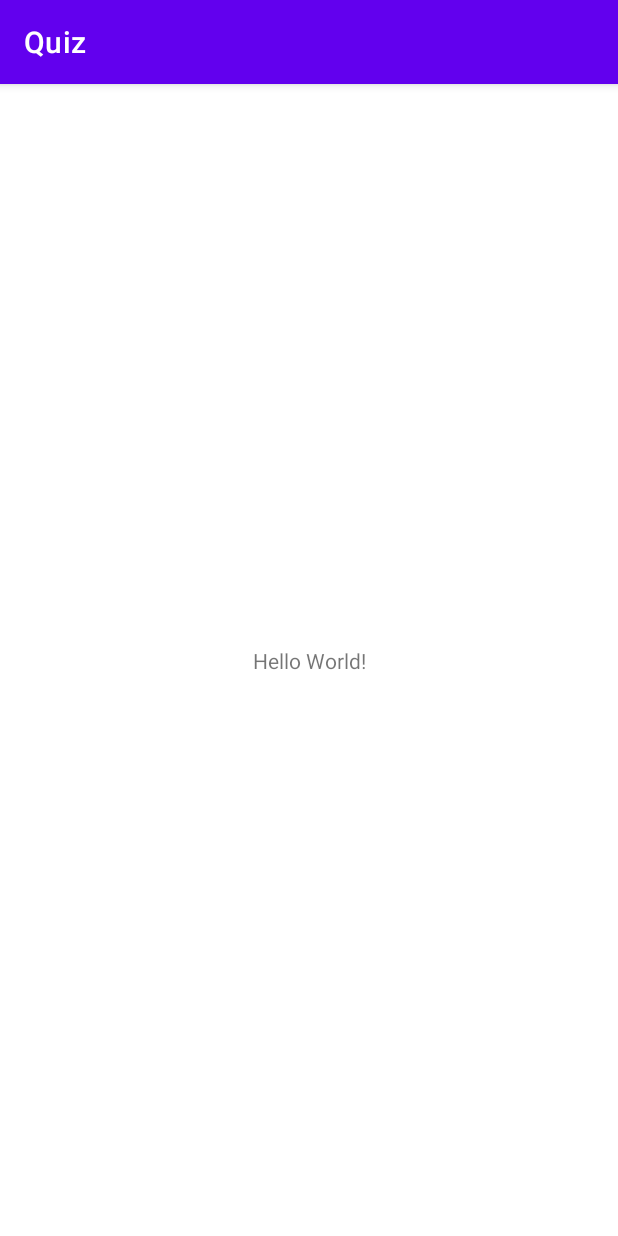
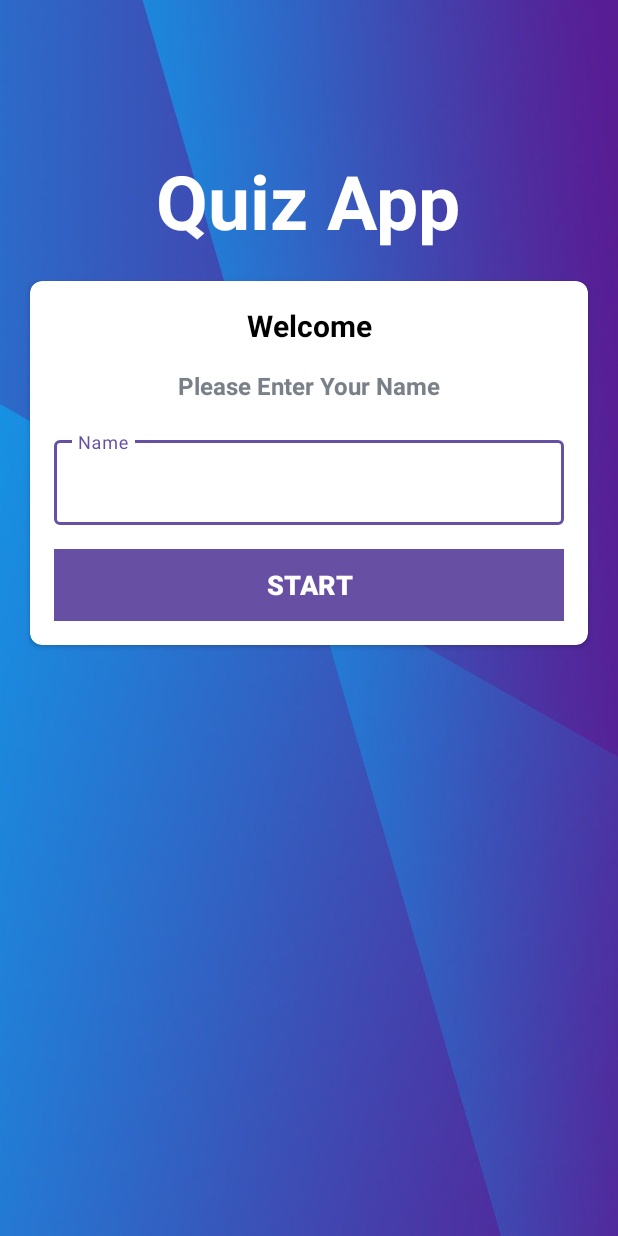
Before and after one commit to Chirag-22-10/quiz, an Android app: the screen it shows after launch (MainActivity), on a phone screen of 412 x 824 dp. Run offline under Robolectric (Android 15) with nearby library versions, the phone set to English and light mode, and no system bars.

Commit message:
Back plus design day 1 first part

```diff
--- a/app/build.gradle
+++ b/app/build.gradle
@@ -5,12 +5,12 @@ plugins {
 
 android {
     namespace 'com.example.quiz'
-    compileSdk 32
+    compileSdk 33
 
     defaultConfig {
         applicationId "com.example.quiz"
         minSdk 22
-        targetSdk 32
+        targetSdk 33
         versionCode 1
         versionName "1.0"
 
--- a/app/src/main/java/com/example/quiz/MainActivity.kt
+++ b/app/src/main/java/com/example/quiz/MainActivity.kt
@@ -1,11 +1,30 @@
 package com.example.quiz
 
+import android.content.Intent
 import androidx.appcompat.app.AppCompatActivity
 import android.os.Bundle
+import android.view.View
+import android.widget.Button
+import android.widget.EditText
+import android.widget.Toast
 
 class MainActivity : AppCompatActivity() {
     override fun onCreate(savedInstanceState: Bundle?) {
         super.onCreate(savedInstanceState)
         setContentView(R.layout.activity_main)
+
+        val btn_start : Button = findViewById(R.id.bt1)
+        val name : EditText = findViewById(R.id.name)
+        btn_start.setOnClickListener{
+            if(name.text.isEmpty()){
+                Toast.makeText(this, "Please Enter Your Name", Toast.LENGTH_LONG).show()
+            }else{
+                val intent = Intent(this, Quest::class.java)
+                startActivity(intent)
+
+            }
+        }
+
     }
+
 }
--- a/app/src/main/res/layout/activity_main.xml
+++ b/app/src/main/res/layout/activity_main.xml
@@ -1,18 +1,101 @@
 <?xml version="1.0" encoding="utf-8"?>
-<androidx.constraintlayout.widget.ConstraintLayout xmlns:android="http://schemas.android.com/apk/res/android"
-    xmlns:app="http://schemas.android.com/apk/res-auto"
-    xmlns:tools="http://schemas.android.com/tools"
+<RelativeLayout
+
     android:layout_width="match_parent"
     android:layout_height="match_parent"
-    tools:context=".MainActivity">
+    xmlns:tools="http://schemas.android.com/tools"
+    xmlns:android="http://schemas.android.com/apk/res/android"
+    xmlns:app="http://schemas.android.com/apk/res-auto"
+    android:background="@drawable/bgquizhome"
+    tools:context=".MainActivity"
+    android:orientation="vertical">
 
     <TextView
         android:layout_width="wrap_content"
         android:layout_height="wrap_content"
-        android:text="Hello World!"
-        app:layout_constraintBottom_toBottomOf="parent"
-        app:layout_constraintEnd_toEndOf="parent"
-        app:layout_constraintStart_toStartOf="parent"
-        app:layout_constraintTop_toTopOf="parent" />
+        android:text="Quiz App"
+        android:textSize="50dp"
+        android:textStyle="bold"
+        android:layout_centerHorizontal="true"
+        android:layout_marginTop="100dp"
+        android:textColor="#fff"
+        android:id="@+id/head">
 
-</androidx.constraintlayout.widget.ConstraintLayout>
+    </TextView>
+
+    <androidx.cardview.widget.CardView
+        android:layout_width="match_parent"
+        android:layout_height="wrap_content"
+        android:layout_marginStart="20dp"
+        android:layout_marginEnd="20dp"
+        android:background="@color/white"
+        android:layout_below="@+id/head"
+        android:layout_marginTop="20dp"
+        app:cardCornerRadius="8dp">
+
+        <LinearLayout
+            android:layout_width="match_parent"
+            android:layout_height="match_parent"
+            android:layout_margin="16dp"
+            android:orientation="vertical">
+
+            <TextView
+                android:layout_width="match_parent"
+                android:layout_height="wrap_content"
+                android:text="Welcome"
+                android:textSize="20sp"
+                android:textStyle="bold"
+                android:gravity="center"
+                android:textColor="#000">
+            </TextView>
+
+            <TextView
+                android:layout_width="match_parent"
+                android:layout_height="wrap_content"
+                android:text="Please Enter Your Name"
+                android:textSize="16sp"
+                android:textStyle="bold"
+                android:gravity="center"
+                android:textColor="#7A8089"
+                android:layout_marginTop="15dp">
+            </TextView>
+
+            <com.google.android.material.textfield.TextInputLayout
+                android:layout_width="match_parent"
+                android:layout_height="wrap_content"
+                style="@style/Widget.MaterialComponents.TextInputLayout.OutlinedBox"
+                android:layout_marginTop="20dp">
+
+                <androidx.appcompat.widget.AppCompatEditText
+                    android:id="@+id/name"
+                    android:layout_width="match_parent"
+                    android:layout_height="wrap_content"
+                    android:hint="Name"
+                    android:inputType="textCapWords"
+                    android:textColor="#363A43"
+                    android:textColorHint="#7A8089"
+                    tools:ignore="TouchTargetSizeCheck">
+
+
+                </androidx.appcompat.widget.AppCompatEditText>
+
+
+            </com.google.android.material.textfield.TextInputLayout>
+
+            <Button
+                android:id="@+id/bt1"
+                android:layout_width="match_parent"
+                android:layout_height="wrap_content"
+                android:layout_marginTop="16dp"
+                android:background="@color/design_default_color_primary"
+                android:text="START"
+                android:textColor="@color/white"
+                android:textSize="18sp"
+                android:textStyle="bold">
+
+            </Button>
+
+        </LinearLayout>
+    </androidx.cardview.widget.CardView>
+
+</RelativeLayout>
--- a/app/src/main/res/values/themes.xml
+++ b/app/src/main/res/values/themes.xml
@@ -12,5 +12,6 @@
         <!-- Status bar color. -->
         <item name="android:statusBarColor">?attr/colorPrimaryVariant</item>
         <!-- Customize your theme here. -->
+        <item name="android:windowFullscreen">true</item>
     </style>
 </resources>
```
Also changed, not shown: app/src/main/AndroidManifest.xml (+10 -2 lines), app/src/main/java/com/example/quiz/Const.kt (added, +24 -0 lines), app/src/main/java/com/example/quiz/Quest.kt (added, +15 -0 lines), app/src/main/java/com/example/quiz/Questc.kt (added, +15 -0 lines), app/src/main/res/layout/activity_quest.xml (added, +9 -0 lines), app/src/main/res/drawable/bgquizhome.jpg (added).
